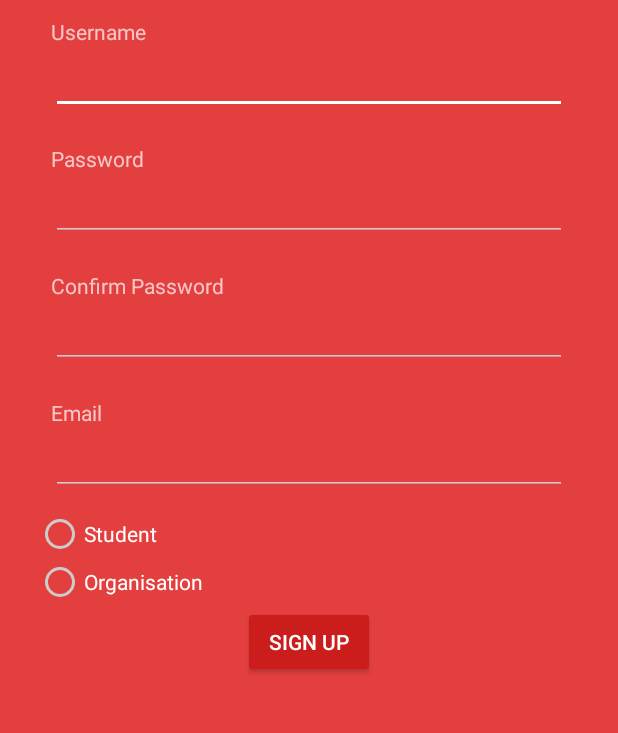
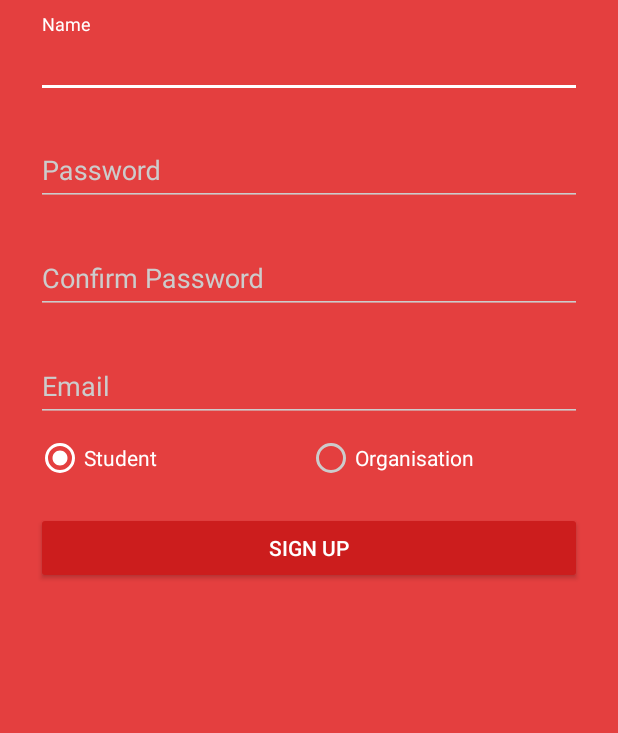
Before and after one commit to abhishek004/PiVersity, an Android app: the SignUp screen opened directly, with no data from a screen before it, on a phone screen of 412 x 824 dp, the part 390-1123 px from its top. Run offline under Robolectric (Android 15) with nearby library versions, the phone set to English and light mode, and no system bars; libraries missing offline, so code that uses them is left out: com.parse.

```diff
--- a/app/build.gradle
+++ b/app/build.gradle
@@ -21,7 +21,7 @@ android {
 
 dependencies {
     compile fileTree(include: ['*.jar'], dir: 'libs')
-    compile 'com.android.support:appcompat-v7:22.2.1'
+    compile 'com.android.support:appcompat-v7:23.1.1'
     compile 'com.parse.bolts:bolts-android:1.2.1'
     compile 'com.parse:parse-android:1.10.3'
     compile 'it.neokree:MaterialNavigationDrawer:1.3.3'
--- a/app/src/main/java/iiitd/piversity/otherActivities/SignIn.java
+++ b/app/src/main/java/iiitd/piversity/otherActivities/SignIn.java
@@ -58,6 +58,11 @@ public class SignIn extends AppCompatActivity implements View.OnClickListener {
         }
     }
 
+    public void onSignUpClicked(){
+        Intent intent = new Intent(SignIn.this, SignUp.class);
+        startActivity(intent);
+    }
+
 
     public void onSigninClicked(){
         EditText username = (EditText)findViewById(R.id.signinUserEdit);
--- a/app/src/main/res/layout/activity_main.xml
+++ b/app/src/main/res/layout/activity_main.xml
@@ -14,9 +14,8 @@
         android:layout_marginBottom="1dp"
         android:layout_gravity="center_horizontal" />
 
-
     <Button
-        android:layout_width="300dp"
+        android:layout_width="fill_parent"
         android:layout_height="wrap_content"
         android:text="Student"
         android:id="@+id/studentButton"
@@ -26,21 +25,11 @@
         android:layout_gravity="center_horizontal" />
 
     <Button
-        android:layout_width="300dp"
+        android:layout_width="fill_parent"
         android:layout_height="wrap_content"
         android:text="Organisation"
         android:id="@+id/orgButton"
         android:layout_gravity="center_horizontal" />
-
-    <!--<TextView-->
-        <!--android:layout_width="wrap_content"-->
-        <!--android:layout_height="wrap_content"-->
-        <!--android:text="OR"-->
-        <!--android:textSize="20dp"-->
-        <!--android:id="@+id/textView"-->
-        <!--android:layout_gravity="center_horizontal"-->
-        <!--android:layout_marginTop="10dp"-->
-        <!--android:textStyle="italic" />-->
 
     <Button
         android:layout_width="fill_parent"
@@ -48,5 +37,5 @@
         android:text="Sign Up"
         android:id="@+id/signupButton"
         android:layout_gravity="center_horizontal"
-        android:layout_margin="20dp" />
+        android:layout_marginTop="20dp" />
 </LinearLayout>
--- a/app/src/main/res/layout/activity_sign_in.xml
+++ b/app/src/main/res/layout/activity_sign_in.xml
@@ -102,6 +102,7 @@
             android:layout_height="wrap_content"
             android:layout_marginBottom="24dp"
             android:text="No account yet? Create one"
+            android:onClick="onSignUpClicked"
             android:gravity="center"
             android:textSize="16dip"/>
 
--- a/app/src/main/res/layout/activity_signup.xml
+++ b/app/src/main/res/layout/activity_signup.xml
@@ -19,115 +19,166 @@
             android:layout_marginBottom="1dp"
             android:layout_gravity="center_horizontal" />
 
-        <LinearLayout
-            android:orientation="vertical"
+        <android.support.design.widget.TextInputLayout
             android:layout_width="match_parent"
             android:layout_height="wrap_content"
-            android:layout_margin="10dp">
-
-            <TextView
-                android:layout_width="wrap_content"
-                android:layout_height="wrap_content"
-                android:text="Username"
-                android:id="@+id/textView2" />
-
-            <EditText
+            android:layout_marginTop="8dp"
+            android:layout_marginBottom="8dp">
+            <EditText android:id="@+id/usernameEditText"
                 android:layout_width="match_parent"
                 android:layout_height="wrap_content"
-                android:id="@+id/usernameEditText"
-                android:layout_gravity="center_horizontal"
-                android:singleLine="true" />
+                android:inputType="textCapWords"
+                android:hint="Name" />
+        </android.support.design.widget.TextInputLayout>
 
-        </LinearLayout>
+        <!--<LinearLayout-->
+            <!--android:orientation="vertical"-->
+            <!--android:layout_width="match_parent"-->
+            <!--android:layout_height="wrap_content"-->
+            <!--android:layout_margin="10dp">-->
 
-        <LinearLayout
-            android:orientation="vertical"
+            <!--<TextView-->
+                <!--android:layout_width="wrap_content"-->
+                <!--android:layout_height="wrap_content"-->
+                <!--android:text="Username"-->
+                <!--android:id="@+id/textView2" />-->
+
+            <!--<EditText-->
+                <!--android:layout_width="match_parent"-->
+                <!--android:layout_height="wrap_content"-->
+                <!--android:id="@+id/usernameEditText"-->
+                <!--android:layout_gravity="center_horizontal"-->
+                <!--android:singleLine="true" />-->
+
+        <!--</LinearLayout>-->
+        <android.support.design.widget.TextInputLayout
             android:layout_width="match_parent"
             android:layout_height="wrap_content"
-            android:layout_gravity="center_horizontal"
-
-            android:layout_margin="10dp">
-
-            <TextView
-                android:layout_width="wrap_content"
-                android:layout_height="wrap_content"
-                android:text="Password"
-                android:id="@+id/textView3"
-                android:layout_gravity="center_vertical" />
-
-            <EditText
+            android:layout_marginTop="8dp"
+            android:layout_marginBottom="8dp">
+            <EditText android:id="@+id/passEditText"
                 android:layout_width="match_parent"
                 android:layout_height="wrap_content"
-                android:id="@+id/passEditText"
-                android:password="true"
-                android:singleLine="false" />
-        </LinearLayout>
+                android:inputType="textPassword"
+                android:hint="Password"/>
+        </android.support.design.widget.TextInputLayout>
+        <!--<LinearLayout-->
+            <!--android:orientation="vertical"-->
+            <!--android:layout_width="match_parent"-->
+            <!--android:layout_height="wrap_content"-->
+            <!--android:layout_gravity="center_horizontal"-->
 
-        <LinearLayout
-            android:orientation="vertical"
+            <!--android:layout_margin="10dp">-->
+
+            <!--<TextView-->
+                <!--android:layout_width="wrap_content"-->
+                <!--android:layout_height="wrap_content"-->
+                <!--android:text="Password"-->
+                <!--android:id="@+id/textView3"-->
+                <!--android:layout_gravity="center_vertical" />-->
+
+            <!--<EditText-->
+                <!--android:layout_width="match_parent"-->
+                <!--android:layout_height="wrap_content"-->
+                <!--android:id="@+id/passEditText"-->
+                <!--android:password="true"-->
+                <!--android:singleLine="false" />-->
+        <!--</LinearLayout>-->
+
+        <android.support.design.widget.TextInputLayout
             android:layout_width="match_parent"
             android:layout_height="wrap_content"
-            android:layout_gravity="center_horizontal"
-
-            android:layout_margin="10dp">
-
-            <TextView
-                android:layout_width="wrap_content"
-                android:layout_height="wrap_content"
-                android:text="Confirm Password"
-                android:id="@+id/textView4" />
-
-            <EditText
+            android:layout_marginTop="8dp"
+            android:layout_marginBottom="8dp">
+            <EditText android:id="@+id/cPassEditText"
                 android:layout_width="match_parent"
                 android:layout_height="wrap_content"
-                android:id="@+id/cPassEditText"
-                android:password="true" />
+                android:inputType="textPassword"
+                android:hint="Confirm Password"/>
+        </android.support.design.widget.TextInputLayout>
 
-        </LinearLayout>
+        <!--<LinearLayout-->
+            <!--android:orientation="vertical"-->
+            <!--android:layout_width="match_parent"-->
+            <!--android:layout_height="wrap_content"-->
+            <!--android:layout_gravity="center_horizontal"-->
 
-        <LinearLayout
-            android:orientation="vertical"
+            <!--android:layout_margin="10dp">-->
+
+            <!--<TextView-->
+                <!--android:layout_width="wrap_content"-->
+                <!--android:layout_height="wrap_content"-->
+                <!--android:text="Confirm Password"-->
+                <!--android:id="@+id/textView4" />-->
+
+            <!--<EditText-->
+                <!--android:layout_width="match_parent"-->
+                <!--android:layout_height="wrap_content"-->
+                <!--android:id="@+id/cPassEditText"-->
+                <!--android:password="true" />-->
+
+        <!--</LinearLayout>-->
+
+        <android.support.design.widget.TextInputLayout
             android:layout_width="match_parent"
             android:layout_height="wrap_content"
-            android:layout_margin="10dp">
-
-            <TextView
-                android:layout_width="wrap_content"
-                android:layout_height="wrap_content"
-                android:text="Email"
-                android:id="@+id/textView5" />
-
-            <EditText
+            android:layout_marginTop="8dp"
+            android:layout_marginBottom="8dp">
+            <EditText android:id="@+id/emailEditText"
                 android:layout_width="match_parent"
                 android:layout_height="wrap_content"
-                android:inputType="textEmailAddress"
-                android:ems="10"
-                android:id="@+id/emailEditText"
-                android:layout_gravity="center_horizontal" />
-        </LinearLayout>
+                android:hint="Email"
+                android:inputType="textEmailAddress"/>
+        </android.support.design.widget.TextInputLayout>
+
+        <!--<LinearLayout-->
+            <!--android:orientation="vertical"-->
+            <!--android:layout_width="match_parent"-->
+            <!--android:layout_height="wrap_content"-->
+            <!--android:layout_margin="10dp">-->
+
+            <!--<TextView-->
+                <!--android:layout_width="wrap_content"-->
+                <!--android:layout_height="wrap_content"-->
+                <!--android:text="Email"-->
+                <!--android:id="@+id/textView5" />-->
+
+            <!--<EditText-->
+                <!--android:layout_width="match_parent"-->
+                <!--android:layout_height="wrap_content"-->
+                <!--android:inputType="textEmailAddress"-->
+                <!--android:ems="10"-->
+                <!--android:id="@+id/emailEditText"-->
+                <!--android:layout_gravity="center_horizontal" />-->
+        <!--</LinearLayout>-->
+
+
 
         <RadioGroup
             android:layout_width="wrap_content"
             android:layout_height="wrap_content"
-            android:id="@+id/radioGroup">
+            android:id="@+id/radioGroup"
+            android:orientation="horizontal"
+            android:paddingBottom="20dp">
 
             <RadioButton
                 android:layout_width="wrap_content"
                 android:layout_height="wrap_content"
                 android:text="Student"
                 android:id="@+id/studentRadioButton"
-                android:checked="false" />
+                android:checked="true"/>
 
             <RadioButton
                 android:layout_width="wrap_content"
                 android:layout_height="wrap_content"
                 android:text="Organisation"
                 android:id="@+id/orgRadioButton"
-                android:checked="false" />
+                android:checked="false"
+                android:layout_marginLeft="100dp"/>
         </RadioGroup>
 
         <Button
-            android:layout_width="wrap_content"
+            android:layout_width="fill_parent"
             android:layout_height="wrap_content"
             android:text="Sign Up"
             android:id="@+id/signupButton2"
--- a/app/src/main/res/values/styles.xml
+++ b/app/src/main/res/values/styles.xml
@@ -10,6 +10,8 @@
         <item name="colorPrimary">#8bc34a</item>
         <item name="colorPrimaryDark">#558b2f</item>
         <item name="colorAccent">#FFFFFF</item>
+
+        <item name="android:windowBackground">@color/primary</item>
     </style>
 
     <style name="AppTheme.Dark" parent="Theme.AppCompat.NoActionBar">
```
Also changed, not shown: 1 other file.
